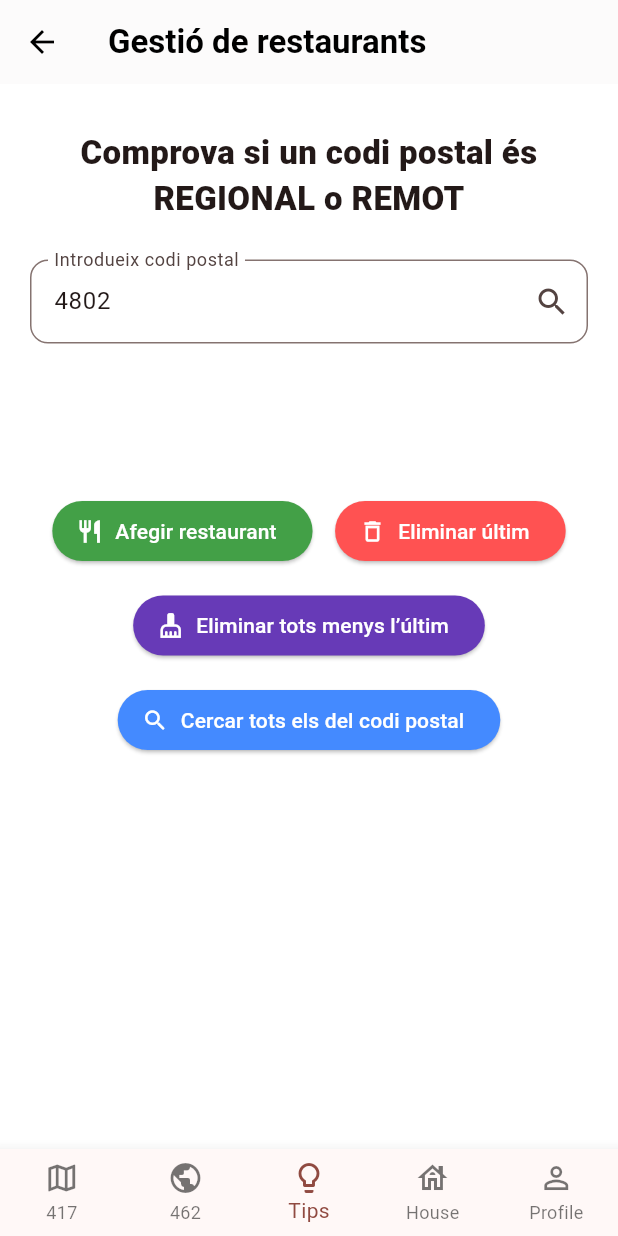
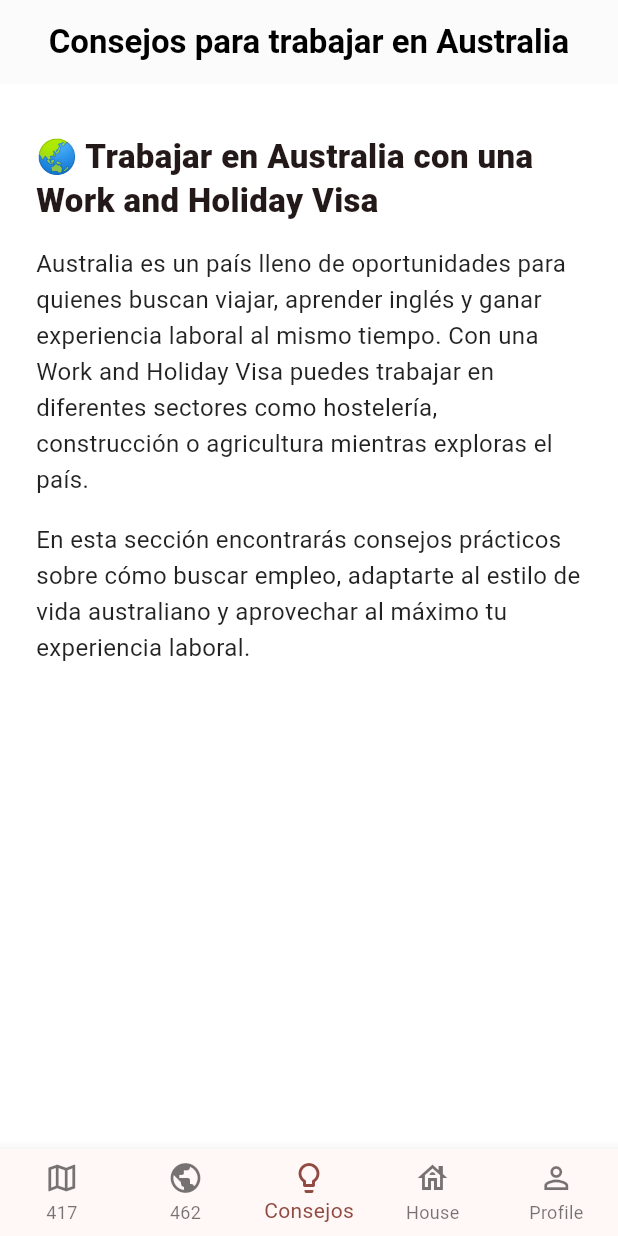
Before and after one commit to miquelmasso/mywhv, a Flutter app: the screen it shows after launch, item 3 of the bottom bar chosen, on a phone screen of 412 x 824 dp. Run offline on Flutter 3.47's test engine with Material 3 defaults, Android fonts, the phone set to English and light mode, and no system bars; our stand-ins replace cloud_firestore, file_picker, firebase_core, google_maps_flutter, permission_handler, shared_preferences; missing offline and left inert: flutter_email_sender, google_maps_cluster_manager; accounts and stored records are empty.

Commit message:
canvi de pagina de tips a consejos

```diff
--- a/lib/main.dart
+++ b/lib/main.dart
@@ -2,6 +2,7 @@ import 'package:flutter/material.dart';
 import 'package:firebase_core/firebase_core.dart';
 import 'firebase_options.dart';
 import 'screens/screens.dart';
+import 'screens/consejos_page.dart';
 
 
 
@@ -56,7 +57,7 @@ class _MyHomePageState extends State<MyHomePage> {
   static const List<Widget> _pages = <Widget>[
   Map417Page(),
   Map462Page(),
-  TipsPage(),
+  ConsejosPage(),
   HousePage(),
   ProfilePage(),
 ];
@@ -64,7 +65,7 @@ class _MyHomePageState extends State<MyHomePage> {
 static const List<String> _titles = <String>[
   'Map 417',
   'Map 462',
-  'Tips',
+  'Consejos',
   'House',
   'Profile',
 ];
@@ -104,7 +105,7 @@ Widget build(BuildContext context) {
         ),
         BottomNavigationBarItem(
           icon: Icon(Icons.lightbulb_outline),
-          label: 'Tips',
+          label: 'Consejos',
         ),
         BottomNavigationBarItem(
           icon: Icon(Icons.house_outlined),
--- /dev/null
+++ b/lib/screens/consejos_page.dart
@@ -0,0 +1,63 @@
+import 'package:flutter/material.dart';
+
+class ConsejosPage extends StatelessWidget {
+  const ConsejosPage({super.key});
+
+  @override
+  Widget build(BuildContext context) {
+    return Scaffold(
+      appBar: AppBar(
+        title: const Text(
+          'Consejos para trabajar en Australia',
+          style: TextStyle(fontWeight: FontWeight.bold),
+        ),
+        backgroundColor: Colors.white,
+        foregroundColor: Colors.black,
+        elevation: 0.5,
+        centerTitle: true,
+      ),
+      backgroundColor: Colors.white,
+      body: Padding(
+        padding: const EdgeInsets.all(24.0),
+        child: SingleChildScrollView(
+          child: Column(
+            crossAxisAlignment: CrossAxisAlignment.start,
+            children: const [
+              SizedBox(height: 10),
+              Text(
+                '🌏 Trabajar en Australia con una Work and Holiday Visa',
+                style: TextStyle(
+                  fontSize: 22,
+                  fontWeight: FontWeight.w800,
+                  height: 1.3,
+                ),
+              ),
+              SizedBox(height: 16),
+              Text(
+                'Australia es un país lleno de oportunidades para quienes buscan '
+                'viajar, aprender inglés y ganar experiencia laboral al mismo tiempo. '
+                'Con una Work and Holiday Visa puedes trabajar en diferentes sectores '
+                'como hostelería, construcción o agricultura mientras exploras el país.',
+                style: TextStyle(
+                  fontSize: 16,
+                  height: 1.5,
+                  color: Colors.black87,
+                ),
+              ),
+              SizedBox(height: 16),
+              Text(
+                'En esta sección encontrarás consejos prácticos sobre cómo buscar empleo, '
+                'adaptarte al estilo de vida australiano y aprovechar al máximo tu experiencia laboral.',
+                style: TextStyle(
+                  fontSize: 16,
+                  height: 1.5,
+                  color: Colors.black87,
+                ),
+              ),
+            ],
+          ),
+        ),
+      ),
+    );
+  }
+}
--- a/lib/screens/map_417_page.dart
+++ b/lib/screens/map_417_page.dart
@@ -305,10 +305,6 @@ Future<void> _updateMarkers(double zoom) async {
             textAlign: TextAlign.center,
             style: TextStyle(fontWeight: FontWeight.bold),
           ),
-          content: Text(
-            'Ja havies indicat que has treballat a $restaurantName.\nVols treure-ho?',
-            textAlign: TextAlign.center,
-          ),
           actionsAlignment: MainAxisAlignment.spaceEvenly,
           actions: [
             TextButton(
--- a/lib/screens/profile_page.dart
+++ b/lib/screens/profile_page.dart
@@ -1,7 +1,7 @@
 import 'package:flutter/material.dart';
 import 'mail_setup_page.dart';
 import 'restaurant_edit_page.dart';
-import 'tips_page.dart'; // 👈 Afegit
+import 'gestio_restaurants.dart'; // 👈 Afegit
 
 class ProfilePage extends StatelessWidget {
   const ProfilePage({super.key});
--- a/lib/screens/screens.dart
+++ b/lib/screens/screens.dart
@@ -1,5 +1,5 @@
 export 'map_417_page.dart';
 export 'map_462_page.dart';
-export 'tips_page.dart';
+export 'gestio_restaurants.dart';
 export '../proves/testos.dart';
 export 'profile_page.dart';
--- a/lib/services/overlay_helper.dart
+++ b/lib/services/overlay_helper.dart
@@ -173,7 +173,6 @@ class OverlayHelper {
             markerId: MarkerId('cluster_${avgLat}_$avgLng'),
             position: LatLng(avgLat, avgLng),
             icon: icon,
-            infoWindow: InfoWindow(title: '$count llocs agrupats'),
           ),
         );
       }
```
Also changed, not shown: lib/screens/gestio_restaurants.dart (renamed from lib/screens/tips_page.dart).
